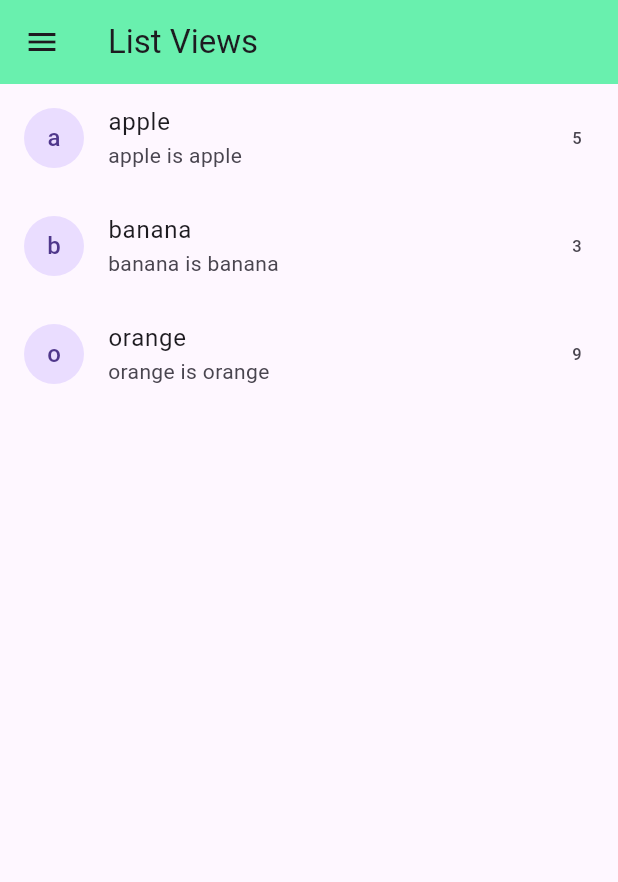
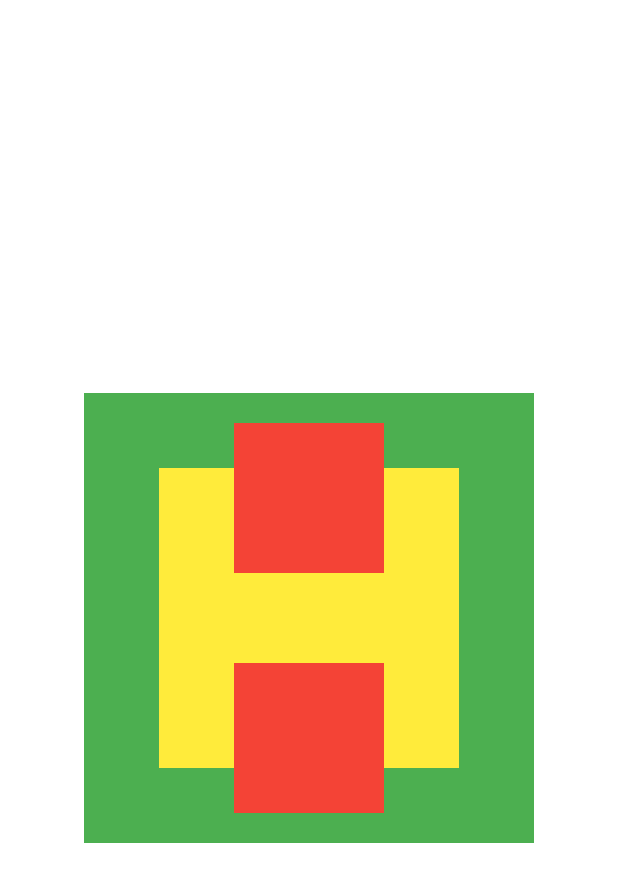
Before and after one commit to systemry420/first-flutter-app, a Flutter app: the screen it shows after launch, on a phone screen of 412 x 824 dp. Shown: the top 882 px of the screen. Run offline on Flutter 3.47's test engine with Material 3 defaults, Android fonts, the phone set to English and light mode, and no system bars.

Commit message:
stack layout

```diff
--- a/lib/Screens/ListViews.dart
+++ b/lib/Screens/ListViews.dart
@@ -11,7 +11,7 @@ class ListViews extends StatelessWidget {
   Widget build(BuildContext context) {
     return Scaffold(
       appBar: AppBar(
-        title: Text('List Views'),
+        title: const Text('List Views'),
         backgroundColor: Colors.greenAccent,
       ),
       drawer: Drawer(
--- /dev/null
+++ b/lib/Screens/StackLayout.dart
@@ -0,0 +1,46 @@
+import 'package:flutter/material.dart';
+
+class StackLayout extends StatelessWidget {
+  const StackLayout({super.key});
+
+  @override
+  Widget build(BuildContext context) {
+    return
+    Center(
+      child: Stack(
+        alignment: Alignment.center,
+      children: [
+
+          Container(
+            color: Colors.green,
+            width: 300,
+            height: 300,
+          ),
+
+           Container(
+            color: Colors.yellow,
+            width: 200,
+            height: 200,
+          ),
+         Positioned(
+          top: 20,
+          child:  Container(
+            color: Colors.red,
+            width: 100,
+            height: 100,
+          ),),
+          Positioned(
+          bottom: 20,
+          child:  Container(
+            color: Colors.red,
+            width: 100,
+            height: 100,
+          ),)
+      ]
+    )
+
+
+
+    );
+  }
+}
--- a/lib/main.dart
+++ b/lib/main.dart
@@ -1,6 +1,7 @@
 import 'package:app/Screens/Dashboard.dart';
 import 'package:app/Screens/Buttons.dart';
 import 'package:app/Screens/RowsColumns.dart';
+import 'package:app/Screens/StackLayout.dart';
 import 'package:flutter/material.dart';
 
 import 'Screens/ListViews.dart';
@@ -12,9 +13,9 @@ class MyApp extends StatelessWidget {
 
   @override
   Widget build(BuildContext context) {
-    return MaterialApp(
+    return const MaterialApp(
       title: 'First Flutter App',
-      home: ListViews(),
+      home: StackLayout(),
       debugShowCheckedModeBanner: false,
     );
   }
```
